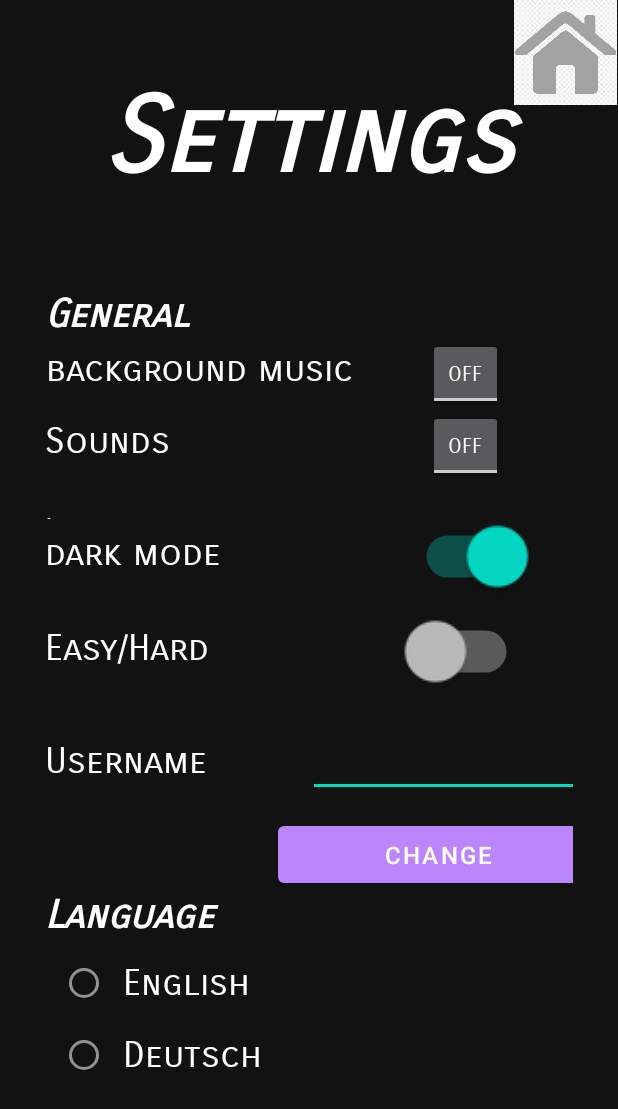
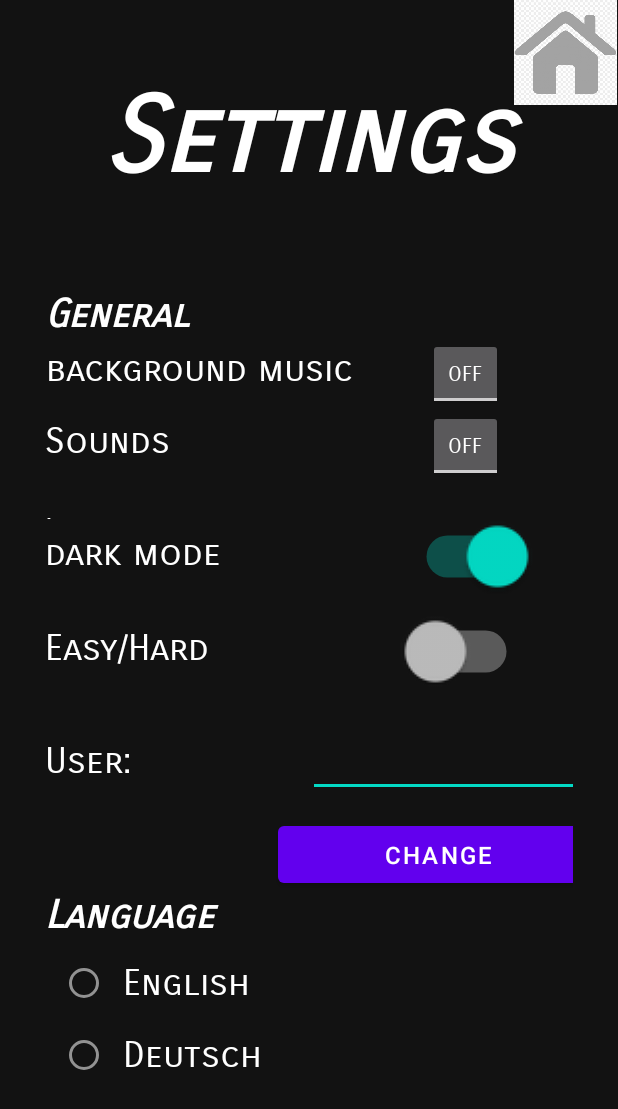
Before and after one commit to ChristiancodeChristian/Trackpad_App, an Android app: the SettingsActivity screen opened directly, with no data from a screen before it, after a tap on an icon or button, on a phone screen of 412 x 824 dp. Shown: the top 1109 px of the screen. Run offline under Robolectric (Android 15) with nearby library versions, the phone set to English and light mode, and no system bars.

```diff
--- a/BuildYourOwnUI/app/src/main/res/layout/acitivity_settings.xml
+++ b/BuildYourOwnUI/app/src/main/res/layout/acitivity_settings.xml
@@ -12,14 +12,16 @@
         android:id="@+id/btnBack"
         android:layout_width="70dp"
         android:layout_height="70dp"
-        android:adjustViewBounds="true"
+        android:adjustViewBounds="false"
+        android:backgroundTint="#00C82525"
         android:padding="-0dp"
         android:scaleType="centerInside"
+        android:src="@drawable/homebutton"
         app:layout_constraintEnd_toEndOf="parent"
         app:layout_constraintHorizontal_bias="1.0"
         app:layout_constraintStart_toStartOf="parent"
         app:layout_constraintTop_toTopOf="parent"
-        app:srcCompat="@drawable/homebutton" />
+        tools:srcCompat="@drawable/homebutton" />
 
     <LinearLayout
         android:id="@+id/linearLayout2"
@@ -52,7 +54,7 @@
             android:paddingRight="30dp">
 
             <TableRow
-                android:layout_width="match_parent"
+                android:layout_width="367dp"
                 android:layout_height="match_parent">
 
                 <TextView
@@ -204,7 +206,7 @@
             </TableRow>
 
             <TableRow
-                android:layout_width="match_parent"
+                android:layout_width="367dp"
                 android:layout_height="match_parent"
                 android:layout_weight="5"
                 android:paddingTop="20px"
--- a/BuildYourOwnUI/app/src/main/res/values/strings.xml
+++ b/BuildYourOwnUI/app/src/main/res/values/strings.xml
@@ -12,12 +12,12 @@
     <string name="volume">volume</string>
     <string name="dark_mode">dark mode</string>
     <string name="TextView">English</string>
-    <string name="Username">Username</string>
+    <string name="Username">User:</string>
     <string name="Change">Change</string>
 
     //Login
     <string name="title" >Hit the \nMole</string>
-    <string name="User" >User name</string>
+    <string name="User" >User:</string>
     <string name="Password" >Password</string>
     <string name="Error" >Please type in username!</string>
 
```
Also changed, not shown: BuildYourOwnUI/app/src/main/res/layout/activity_login.xml (+17 -9 lines), BuildYourOwnUI/app/src/main/res/layout/activity_main.xml (+8 -5 lines), 7 other files.
